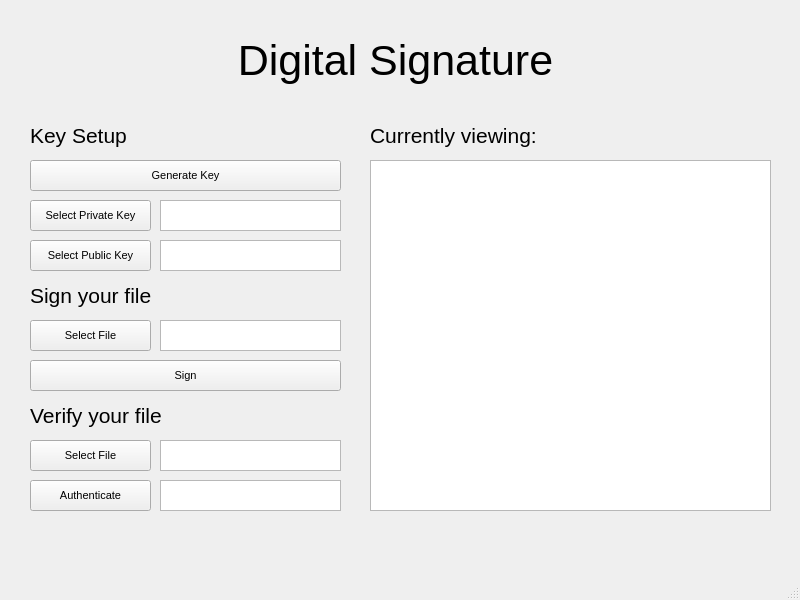
Before: the Qt Designer form home.ui in natasyazzhr1/Tugas-4-II4031-Kriptografi-dan-Koding, drawn with Qt 5.
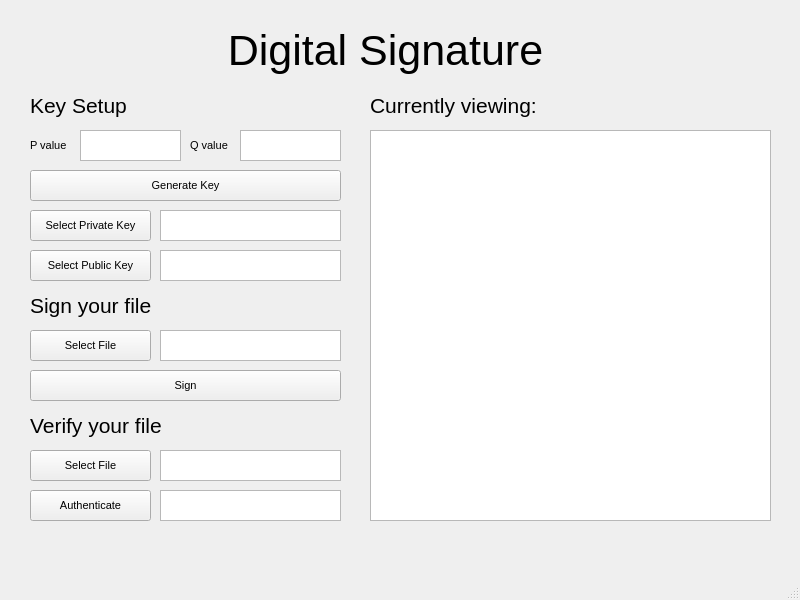
After: the same form once the commit is applied.

```diff
--- a/home.ui
+++ b/home.ui
@@ -17,8 +17,8 @@
    <widget class="QLabel" name="label">
     <property name="geometry">
      <rect>
-      <x>230</x>
-      <y>30</y>
+      <x>220</x>
+      <y>20</y>
       <width>331</width>
       <height>61</height>
      </rect>
@@ -39,7 +39,7 @@
     <property name="geometry">
      <rect>
       <x>30</x>
-      <y>200</y>
+      <y>210</y>
       <width>121</width>
       <height>31</height>
      </rect>
@@ -57,9 +57,9 @@
     <property name="geometry">
      <rect>
       <x>370</x>
-      <y>160</y>
+      <y>130</y>
       <width>401</width>
-      <height>351</height>
+      <height>391</height>
      </rect>
     </property>
    </widget>
@@ -67,7 +67,7 @@
     <property name="geometry">
      <rect>
       <x>30</x>
-      <y>240</y>
+      <y>250</y>
       <width>121</width>
       <height>31</height>
      </rect>
@@ -85,7 +85,7 @@
     <property name="geometry">
      <rect>
       <x>160</x>
-      <y>200</y>
+      <y>210</y>
       <width>181</width>
       <height>31</height>
      </rect>
@@ -95,7 +95,7 @@
     <property name="geometry">
      <rect>
       <x>160</x>
-      <y>240</y>
+      <y>250</y>
       <width>181</width>
       <height>31</height>
      </rect>
@@ -105,7 +105,7 @@
     <property name="geometry">
      <rect>
       <x>30</x>
-      <y>320</y>
+      <y>330</y>
       <width>121</width>
       <height>31</height>
      </rect>
@@ -123,7 +123,7 @@
     <property name="geometry">
      <rect>
       <x>160</x>
-      <y>320</y>
+      <y>330</y>
       <width>181</width>
       <height>31</height>
      </rect>
@@ -133,7 +133,7 @@
     <property name="geometry">
      <rect>
       <x>30</x>
-      <y>120</y>
+      <y>90</y>
       <width>311</width>
       <height>31</height>
      </rect>
@@ -154,7 +154,7 @@
     <property name="geometry">
      <rect>
       <x>30</x>
-      <y>280</y>
+      <y>290</y>
       <width>311</width>
       <height>31</height>
      </rect>
@@ -175,7 +175,7 @@
     <property name="geometry">
      <rect>
       <x>370</x>
-      <y>120</y>
+      <y>90</y>
       <width>401</width>
       <height>31</height>
      </rect>
@@ -196,7 +196,7 @@
     <property name="geometry">
      <rect>
       <x>30</x>
-      <y>400</y>
+      <y>410</y>
       <width>311</width>
       <height>31</height>
      </rect>
@@ -217,7 +217,7 @@
     <property name="geometry">
      <rect>
       <x>160</x>
-      <y>440</y>
+      <y>450</y>
       <width>181</width>
       <height>31</height>
      </rect>
@@ -227,7 +227,7 @@
     <property name="geometry">
      <rect>
       <x>30</x>
-      <y>440</y>
+      <y>450</y>
       <width>121</width>
       <height>31</height>
      </rect>
@@ -245,7 +245,7 @@
     <property name="geometry">
      <rect>
       <x>160</x>
-      <y>480</y>
+      <y>490</y>
       <width>181</width>
       <height>31</height>
      </rect>
@@ -255,7 +255,7 @@
     <property name="geometry">
      <rect>
       <x>30</x>
-      <y>480</y>
+      <y>490</y>
       <width>121</width>
       <height>31</height>
      </rect>
@@ -273,7 +273,7 @@
     <property name="geometry">
      <rect>
       <x>30</x>
-      <y>160</y>
+      <y>170</y>
       <width>311</width>
       <height>31</height>
      </rect>
@@ -291,7 +291,7 @@
     <property name="geometry">
      <rect>
       <x>30</x>
-      <y>360</y>
+      <y>370</y>
       <width>311</width>
       <height>31</height>
      </rect>
@@ -305,6 +305,68 @@
      <string>Sign</string>
     </property>
    </widget>
+   <widget class="QLabel" name="label_6">
+    <property name="geometry">
+     <rect>
+      <x>30</x>
+      <y>130</y>
+      <width>41</width>
+      <height>31</height>
+     </rect>
+    </property>
+    <property name="font">
+     <font>
+      <pointsize>8</pointsize>
+     </font>
+    </property>
+    <property name="text">
+     <string>P value</string>
+    </property>
+    <property name="alignment">
+     <set>Qt::AlignLeading|Qt::AlignLeft|Qt::AlignVCenter</set>
+    </property>
+   </widget>
+   <widget class="QLabel" name="label_7">
+    <property name="geometry">
+     <rect>
+      <x>190</x>
+      <y>130</y>
+      <width>41</width>
+      <height>31</height>
+     </rect>
+    </property>
+    <property name="font">
+     <font>
+      <pointsize>8</pointsize>
+     </font>
+    </property>
+    <property name="text">
+     <string>Q value</string>
+    </property>
+    <property name="alignment">
+     <set>Qt::AlignLeading|Qt::AlignLeft|Qt::AlignVCenter</set>
+    </property>
+   </widget>
+   <widget class="QTextEdit" name="textEdit_2">
+    <property name="geometry">
+     <rect>
+      <x>240</x>
+      <y>130</y>
+      <width>101</width>
+      <height>31</height>
+     </rect>
+    </property>
+   </widget>
+   <widget class="QTextEdit" name="textEdit">
+    <property name="geometry">
+     <rect>
+      <x>80</x>
+      <y>130</y>
+      <width>101</width>
+      <height>31</height>
+     </rect>
+    </property>
+   </widget>
   </widget>
   <widget class="QMenuBar" name="menubar">
    <property name="geometry">
```
